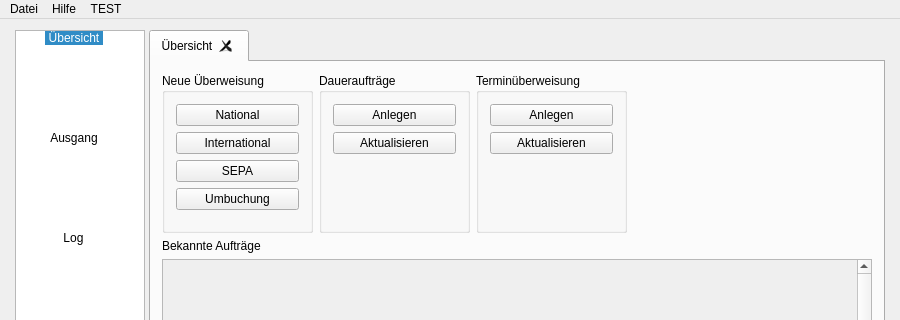
Above: src/mainwindow.ui from schmufu/abtransfers before the change; both pictures show x 0 to 900 and y 0 to 320 of the 900 by 600 pixel window. Below: the same form after it.
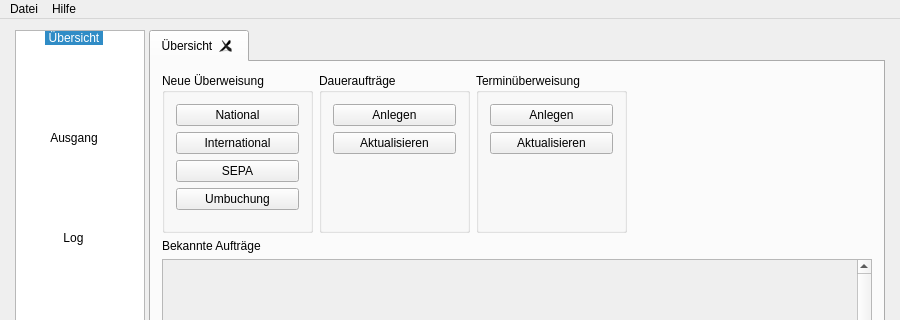
That is the form after the change. Icons and pictures are not drawn.

```diff
--- a/src/mainwindow.ui
+++ b/src/mainwindow.ui
@@ -374,14 +374,6 @@
     <addaction name="separator"/>
     <addaction name="actionBeenden"/>
    </widget>
-   <widget class="QMenu" name="menuTEST">
-    <property name="title">
-     <string>TEST</string>
-    </property>
-    <addaction name="actionAddGetDAs"/>
-    <addaction name="actionAddGetDated"/>
-    <addaction name="actionExecQueued"/>
-   </widget>
    <widget class="QMenu" name="menuHelp">
     <property name="title">
      <string>Hilfe</string>
@@ -393,7 +385,6 @@
    </widget>
    <addaction name="menuDatei"/>
    <addaction name="menuHelp"/>
-   <addaction name="menuTEST"/>
   </widget>
   <widget class="QStatusBar" name="statusBar"/>
   <action name="actionDebug_Info">
```
Left out of the diff: 2 changed lines with no effect on the pictures.
